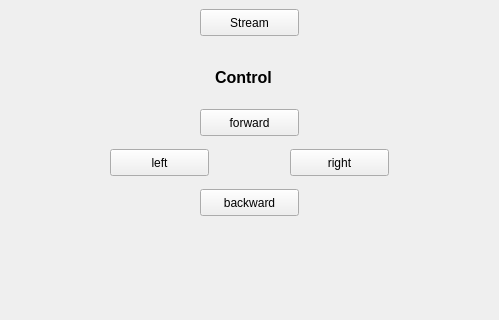
Old version of the form software/gui/src/mainwindow.ui in the repository bierschi/robo_car; both pictures show x 330 to 829 and y 437 to 757 of the 1215 by 757 pixel window.
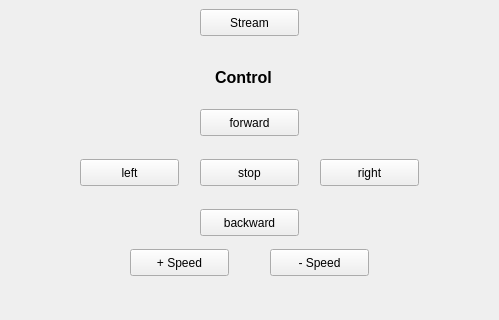
New version of the form.

Commit message: Added new buttons to control the robocar within the gui

```diff
--- a/software/gui/src/mainwindow.ui
+++ b/software/gui/src/mainwindow.ui
@@ -46,8 +46,8 @@
    <widget class="QPushButton" name="left_pb">
     <property name="geometry">
      <rect>
-      <x>440</x>
-      <y>550</y>
+      <x>410</x>
+      <y>560</y>
       <width>99</width>
       <height>27</height>
      </rect>
@@ -62,8 +62,8 @@
    <widget class="QPushButton" name="right_pb">
     <property name="geometry">
      <rect>
-      <x>620</x>
-      <y>550</y>
+      <x>650</x>
+      <y>560</y>
       <width>99</width>
       <height>27</height>
      </rect>
@@ -79,7 +79,7 @@
     <property name="geometry">
      <rect>
       <x>530</x>
-      <y>590</y>
+      <y>610</y>
       <width>99</width>
       <height>27</height>
      </rect>
@@ -505,6 +505,45 @@
      <string>Get Distance:</string>
     </property>
    </widget>
+   <widget class="QPushButton" name="stop_pb">
+    <property name="geometry">
+     <rect>
+      <x>530</x>
+      <y>560</y>
+      <width>99</width>
+      <height>27</height>
+     </rect>
+    </property>
+    <property name="text">
+     <string>stop</string>
+    </property>
+   </widget>
+   <widget class="QPushButton" name="speedp_pb">
+    <property name="geometry">
+     <rect>
+      <x>460</x>
+      <y>650</y>
+      <width>99</width>
+      <height>27</height>
+     </rect>
+    </property>
+    <property name="text">
+     <string>+ Speed</string>
+    </property>
+   </widget>
+   <widget class="QPushButton" name="speedm_pb">
+    <property name="geometry">
+     <rect>
+      <x>600</x>
+      <y>650</y>
+      <width>99</width>
+      <height>27</height>
+     </rect>
+    </property>
+    <property name="text">
+     <string>- Speed</string>
+    </property>
+   </widget>
   </widget>
   <widget class="QToolBar" name="mainToolBar">
    <attribute name="toolBarArea">
```
The commit also changes 3 other files.
